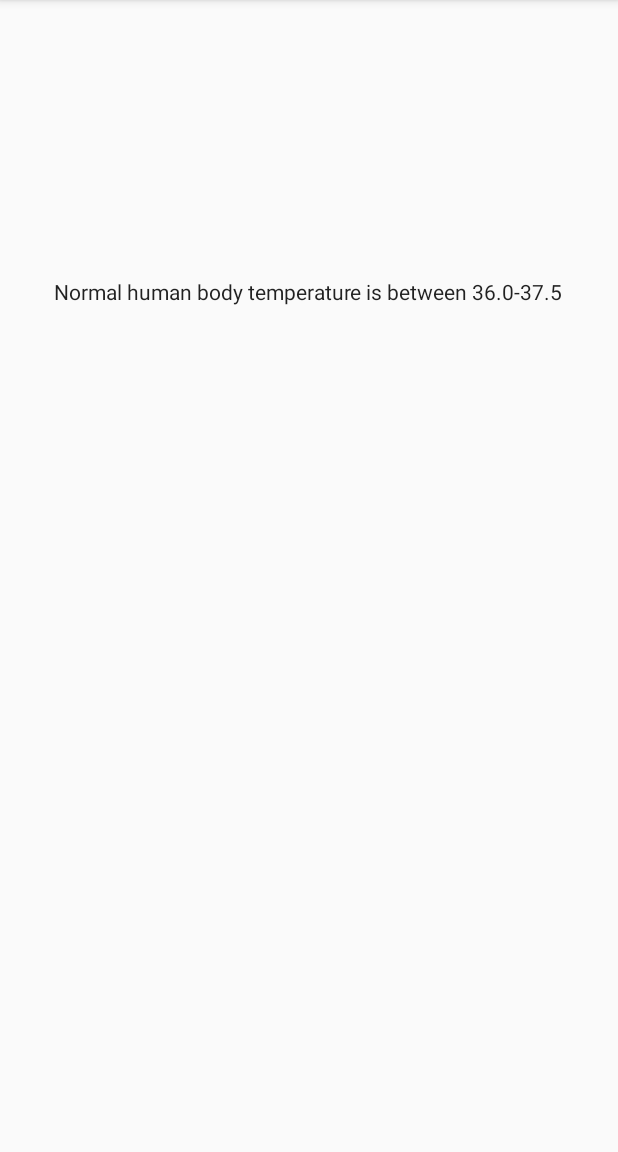
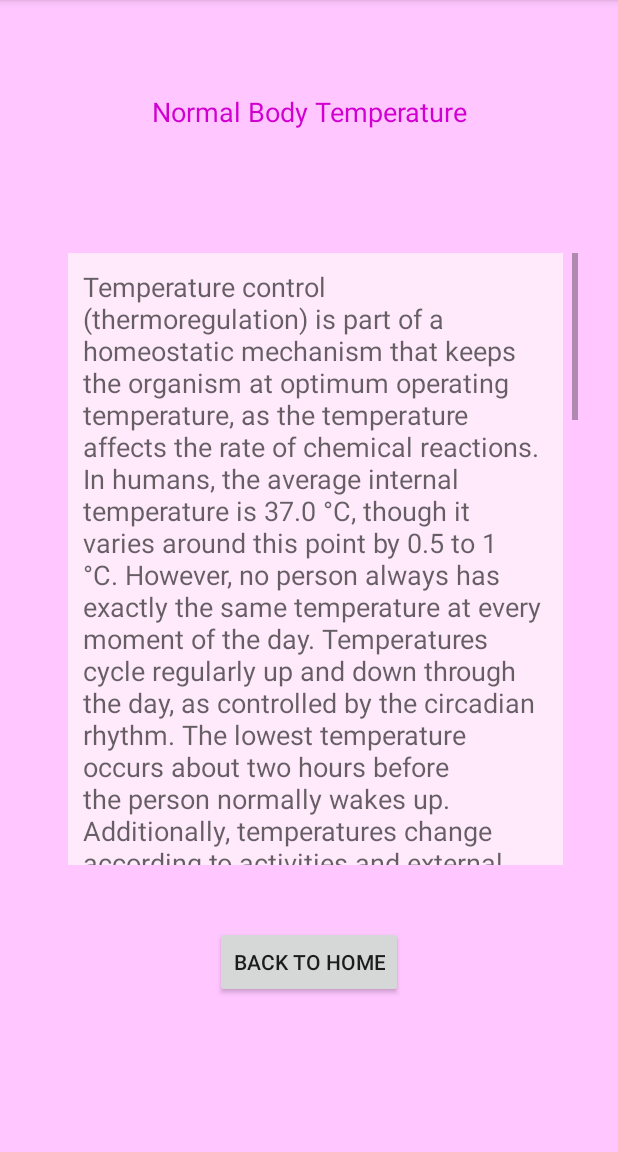
Before and after one commit to RyuseiInoue/BTTracker, an Android app: the NormalActivity screen opened directly, with no data from a screen before it, on a phone screen of 412 x 824 dp, the part 84-1236 px from its top. Run offline under Robolectric (Android 15) with nearby library versions, the phone set to English and light mode, and no system bars.

Commit message:
Homework 7.1: implemented ScrollView in NormalActivity

```diff
--- a/app/src/main/java/com/example/firstcreate/NormalActivity.java
+++ b/app/src/main/java/com/example/firstcreate/NormalActivity.java
@@ -2,7 +2,9 @@ package com.example.firstcreate;
 
 import androidx.appcompat.app.AppCompatActivity;
 
+import android.content.Intent;
 import android.os.Bundle;
+import android.view.View;
 
 public class NormalActivity extends AppCompatActivity {
 
@@ -11,4 +13,9 @@ public class NormalActivity extends AppCompatActivity {
         super.onCreate(savedInstanceState);
         setContentView(R.layout.activity_normal);
     }
+
+    public void normalToHome(View view) {
+        Intent i = new Intent(this, MainActivity.class);
+        startActivity(i);
+    }
 }
--- a/app/src/main/res/layout/activity_log.xml
+++ b/app/src/main/res/layout/activity_log.xml
@@ -10,7 +10,7 @@
         android:id="@+id/LogBackbgrround"
         android:layout_width="wrap_content"
         android:layout_height="wrap_content"
-        android:background="#ffc6ff"
+        android:background="#ffb8d1"
         app:layout_constraintBottom_toBottomOf="parent"
         app:layout_constraintEnd_toEndOf="parent"
         app:layout_constraintStart_toStartOf="parent"
--- a/app/src/main/res/layout/activity_normal.xml
+++ b/app/src/main/res/layout/activity_normal.xml
@@ -4,18 +4,57 @@
     xmlns:tools="http://schemas.android.com/tools"
     android:layout_width="match_parent"
     android:layout_height="match_parent"
+    android:background="#ffc6ff"
     tools:context=".NormalActivity">
 
     <TextView
-        android:id="@+id/NormalTextView1"
+        android:id="@+id/narmalTitle"
         android:layout_width="wrap_content"
         android:layout_height="wrap_content"
-        android:text="@string/normal_human_body_temperature_is_between_36_0_37_5"
-        android:textAppearance="@style/TextAppearance.AppCompat.Body1"
+        android:text="Normal Body Temperature"
+        android:textAppearance="@style/TextAppearance.AppCompat.Medium"
+        android:textColor="#d100d1"
         app:layout_constraintBottom_toBottomOf="parent"
         app:layout_constraintEnd_toEndOf="parent"
-        app:layout_constraintHorizontal_bias="0.492"
         app:layout_constraintStart_toStartOf="parent"
         app:layout_constraintTop_toTopOf="parent"
-        app:layout_constraintVertical_bias="0.247" />
+        app:layout_constraintVertical_bias="0.083" />
+
+    <ScrollView
+        android:id="@+id/normalTextScroll"
+        android:layout_width="350dp"
+        android:layout_height="408dp"
+        app:layout_constraintBottom_toBottomOf="parent"
+        app:layout_constraintEnd_toEndOf="parent"
+        app:layout_constraintHorizontal_bias="0.571"
+        app:layout_constraintStart_toStartOf="parent"
+        app:layout_constraintTop_toBottomOf="@+id/narmalTitle"
+        app:layout_constraintVertical_bias="0.301">
+
+        <TextView
+            android:id="@+id/normalLongText"
+            android:layout_width="match_parent"
+            android:layout_height="wrap_content"
+            android:layout_marginLeft="10dp"
+            android:layout_marginRight="10dp"
+            android:background="#feeafa"
+            android:padding="10dp"
+            android:text="@string/normalRangeText"
+            android:textAppearance="@style/TextAppearance.AppCompat.Medium" />
+    </ScrollView>
+
+    <Button
+        android:id="@+id/button"
+        android:layout_width="wrap_content"
+        android:layout_height="wrap_content"
+        android:text="BACK TO HOME"
+        app:layout_constraintBottom_toBottomOf="parent"
+        app:layout_constraintEnd_toEndOf="parent"
+        app:layout_constraintHorizontal_bias="0.5"
+        app:layout_constraintStart_toStartOf="parent"
+        app:layout_constraintTop_toBottomOf="@+id/normalTextScroll"
+        app:layout_constraintVertical_bias="0.284"
+        android:onClick="normalToHome"
+        />
+
 </androidx.constraintlayout.widget.ConstraintLayout>
--- a/app/src/main/res/values/strings.xml
+++ b/app/src/main/res/values/strings.xml
@@ -12,4 +12,22 @@
     <string name="useful_links_about_fever">Useful Links about Fever</string>
     <string name="click_here">Click here</string>
     <string name="how_to_break_a_fever_healthline">How to Break a Fever - Healthline</string>
+    <string name="normalRangeText">
+        Temperature control (thermoregulation) is part of a homeostatic mechanism that keeps the organism at optimum operating temperature, as the temperature affects the rate of chemical reactions. In humans, the average internal temperature is 37.0 °C, though it varies around this point by 0.5 to 1 °C.
+        However, no person always has exactly the same temperature at every moment of the day. Temperatures cycle regularly up and down through the day, as controlled by the circadian rhythm.
+        The lowest temperature occurs about two hours before the person normally wakes up. Additionally, temperatures change according to activities and external factors.
+        \n \n
+        Normal human body temperequently, each type of measurement has a range of normal temperatures.
+        The range for normal human body temperatures, taken orally, is 36.3-37.3 °C. This means that any oral temperature between 36.3 and 37.3 °C is likely to be normal.
+        The normal human body temperature is often stated as 36.5– 37.5 °C. In adults a review of the literature has found a wider range of 33.2–38.2 °C for normal temperatures, depending on the gender and location measured.
+        \n \n
+        Reported values vary depending on how it is measured: oral (under the tongue): 36.4-37.2 °C, internal (rectal, vaginal): 37.0 °C.
+        A rectal or vaginal measurement taken directly inside the body cavity is typically slightly higher than oral measurement,
+        and oral measurement is somewhat higher than skin measurement. Other places, such as under the arm or in the ear, produce different typical temperatures.
+        While some people think of these averages as representing normal or ideal measurements, a wide range of temperatures has been found in healthy people.
+        The body temperature of a healthy person varies during the day by about 0.5 °C with lower temperatures in the morning and higher temperatures in the late afternoon and evening,
+        as the body needs and activities change. Other circumstances also affect the body temperature.
+        The core body temperature of an individual tends to have the lowest value in the second half of the sleep cycle;
+        the lowest point, called the nadir, is one of the primary markers for circadian rhythms. The body temperature also changes when a person is hungry, sleepy, sick, or cold.
+    </string>
 </resources>
```
